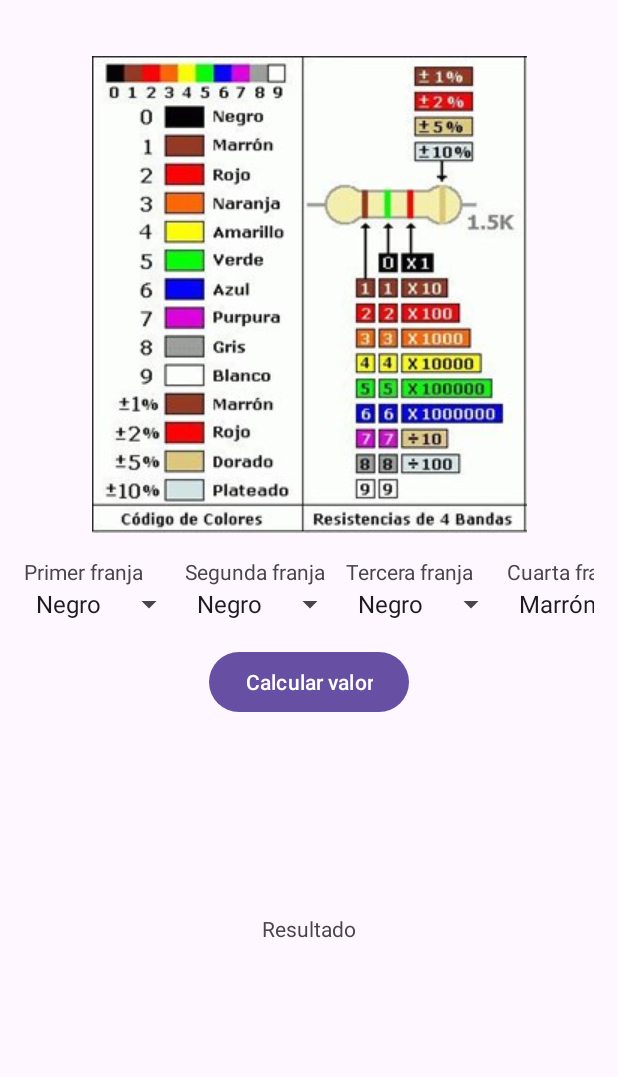
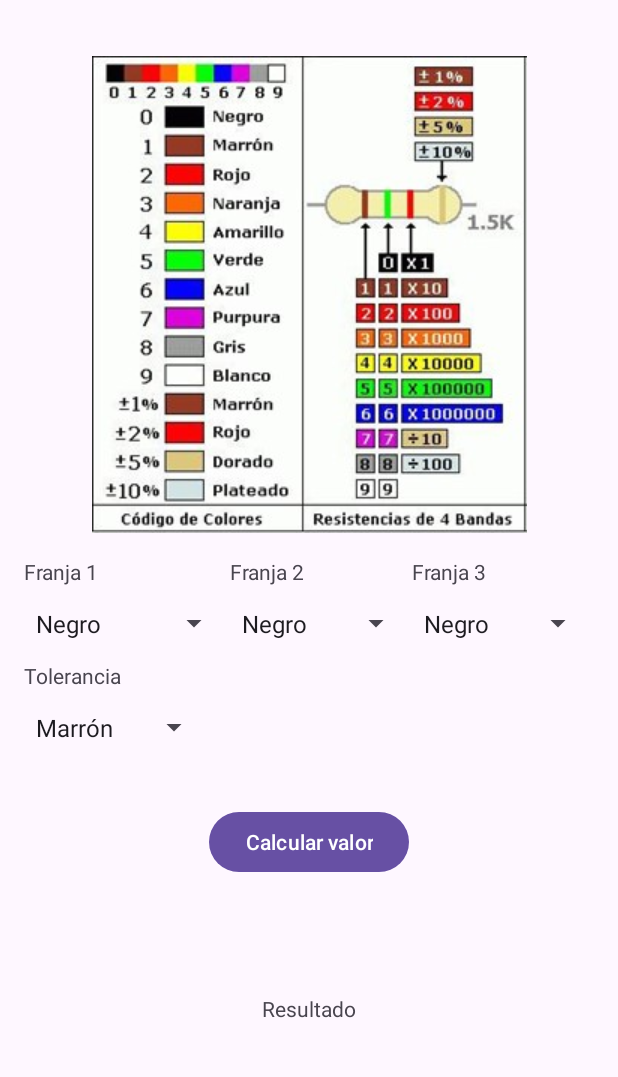
Before and after one commit to julianvalenciad/ResistorValue, an Android app: the screen it shows after launch (MainActivity), on a phone screen of 412 x 824 dp, the part 98-1175 px from its top. Run offline under Robolectric (Android 15) with nearby library versions, the phone set to English and light mode, and no system bars.

Commit message:
subiendo cambios

```diff
--- a/app/src/main/java/com/julianvalencia/resistorvalue/MainActivity.kt
+++ b/app/src/main/java/com/julianvalencia/resistorvalue/MainActivity.kt
@@ -2,10 +2,41 @@ package com.julianvalencia.resistorvalue
 
 import androidx.appcompat.app.AppCompatActivity
 import android.os.Bundle
+import android.widget.Button
+import android.widget.Spinner
+import android.widget.TextView
 
 class MainActivity : AppCompatActivity() {
+    private lateinit var textView: TextView
+
+
+
+
     override fun onCreate(savedInstanceState: Bundle?) {
         super.onCreate(savedInstanceState)
         setContentView(R.layout.activity_main)
+
+        textView = findViewById(R.id.result)
+
+        val calcular = findViewById<Button>(R.id.calculator_valor)
+        val color_uno = findViewById<Spinner>(R.id.franja_uno)
+        val color_dos = findViewById<Spinner>(R.id.franja_2)
+        val color_tres = findViewById<Spinner>(R.id.franja_3)
+        val color_tol = findViewById<Spinner>(R.id.franja_tol)
+
+        calcular.setOnClickListener {
+            val texto_uno = color_uno.selectedItem.toString()
+            val texto_dos = color_dos.selectedItem.toString()
+            val texto_tres = color_tres.selectedItem.toString()
+            val texto_tol = color_tol.selectedItem.toString()
+
+            val info = texto_uno + "\n" + texto_dos + "\n" + texto_tres + "\n" + texto_tol
+
+            textView.text = info
+
+        }
+
+
     }
+
 }
--- a/app/src/main/res/layout/activity_main.xml
+++ b/app/src/main/res/layout/activity_main.xml
@@ -36,10 +36,12 @@
     <TableLayout
         android:id="@+id/tableLayout"
         android:layout_width="0dp"
-        android:layout_height="wrap_content"
+        android:layout_height="150dp"
         android:layout_marginStart="16dp"
         android:layout_marginTop="16dp"
         android:layout_marginEnd="16dp"
+        android:layout_marginBottom="16dp"
+        app:layout_constraintBottom_toTopOf="@+id/calculator_valor"
         app:layout_constraintEnd_toEndOf="parent"
         app:layout_constraintStart_toStartOf="parent"
         app:layout_constraintTop_toBottomOf="@+id/imageView">
@@ -52,25 +54,23 @@
                 android:id="@+id/color_1"
                 android:layout_width="wrap_content"
                 android:layout_height="wrap_content"
+                android:layout_weight="1"
                 android:text="@string/color_1" />
 
             <TextView
                 android:id="@+id/color_2"
                 android:layout_width="wrap_content"
                 android:layout_height="wrap_content"
+                android:layout_weight="1"
                 android:text="@string/color_2" />
 
             <TextView
                 android:id="@+id/color_3"
                 android:layout_width="wrap_content"
                 android:layout_height="wrap_content"
+                android:layout_weight="1"
                 android:text="@string/color_3" />
 
-            <TextView
-                android:id="@+id/color_4"
-                android:layout_width="wrap_content"
-                android:layout_height="wrap_content"
-                android:text="@string/color_4" />
         </TableRow>
 
         <TableRow
@@ -78,28 +78,48 @@
             android:layout_height="match_parent">
 
             <Spinner
-                android:id="@+id/franja_1"
-                android:layout_width="match_parent"
-                android:layout_height="wrap_content"
-                android:entries="@array/Colores"/>
+                android:id="@+id/franja_uno"
+                android:layout_width="wrap_content"
+                android:layout_height="50dp"
+                android:layout_weight="1"
+                android:entries="@array/Colores" />
 
             <Spinner
                 android:id="@+id/franja_2"
                 android:layout_width="match_parent"
-                android:layout_height="wrap_content"
-                android:entries="@array/Colores"/>
+                android:layout_height="50dp"
+                android:layout_weight="1"
+                android:entries="@array/Colores" />
 
             <Spinner
                 android:id="@+id/franja_3"
                 android:layout_width="match_parent"
+                android:layout_height="50dp"
+                android:layout_weight="1"
+                android:entries="@array/Colores" />
+
+        </TableRow>
+
+        <TableRow
+            android:layout_width="match_parent"
+            android:layout_height="match_parent">
+
+            <TextView
+                android:id="@+id/Tolerancia"
+                android:layout_width="wrap_content"
                 android:layout_height="wrap_content"
-                android:entries="@array/Colores"/>
+                android:text="@string/Tolerancia" />
+        </TableRow>
+
+        <TableRow
+            android:layout_width="match_parent"
+            android:layout_height="match_parent">
 
             <Spinner
-                android:id="@+id/tolerancia"
+                android:id="@+id/franja_tol"
                 android:layout_width="match_parent"
-                android:layout_height="wrap_content"
-                android:entries="@array/Tolerancias"/>
+                android:layout_height="50dp"
+                android:entries="@array/Tolerancias" />
         </TableRow>
 
     </TableLayout>
--- a/app/src/main/res/values/strings.xml
+++ b/app/src/main/res/values/strings.xml
@@ -3,8 +3,9 @@
     <string name="tittle">Resistor value</string>
     <string name="Result">Resultado</string>
     <string name="Calcular">Calcular valor</string>
-    <string name="color_1">Primer franja</string>
-    <string name="color_2">Segunda franja</string>
-    <string name="color_3">Tercera franja</string>
-    <string name="color_4">Cuarta franja</string>
+    <string name="color_1">Franja 1</string>
+    <string name="color_2">Franja 2</string>
+    <string name="color_3">Franja 3</string>
+    <string name="color_4">Tolerancia</string>
+    <string name="Tolerancia">Tolerancia</string>
 </resources>
```
